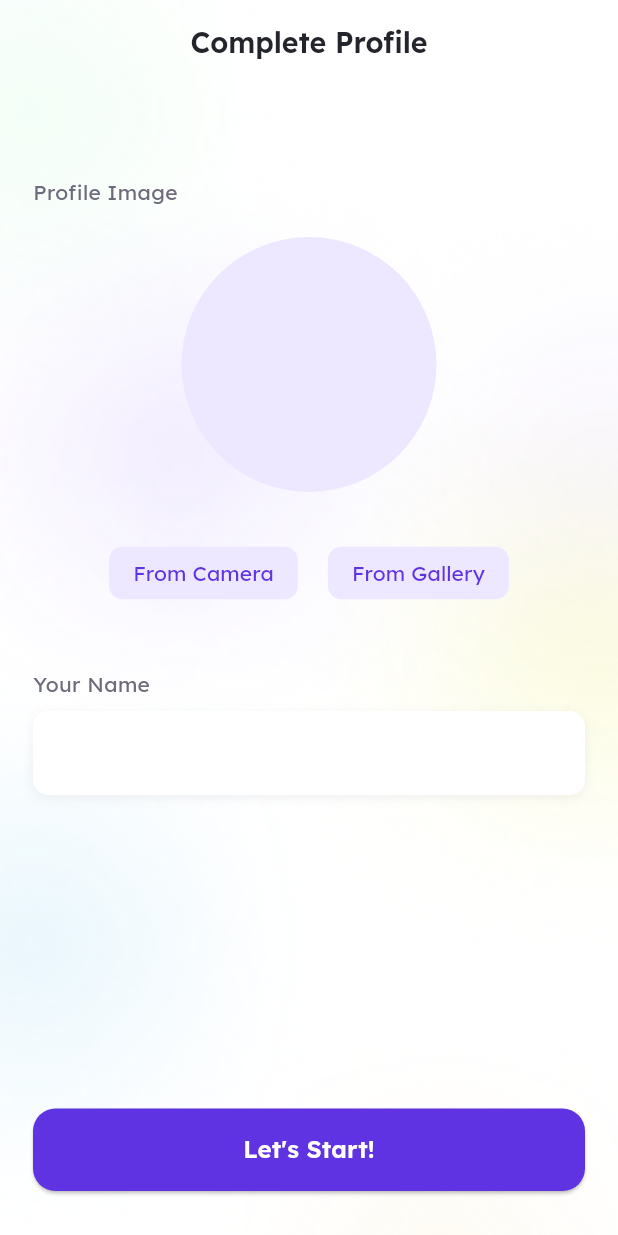
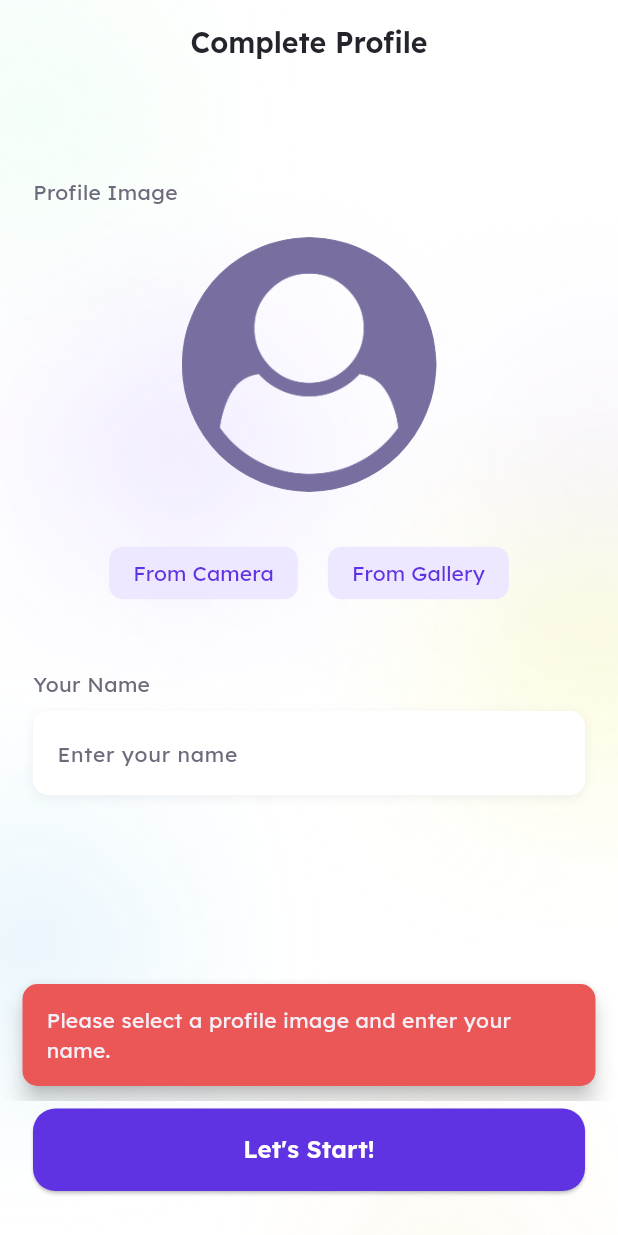
Before and after one commit to sohaib-khalifa/taskati, a Flutter app: the screen it shows after launch, after a tap on an icon or button, on a phone screen of 412 x 824 dp. Run offline on Flutter 3.47's test engine with Material 3 defaults, Android fonts, the light colour scheme and no system bars; our stand-ins replace flutter_svg, gap, image_picker, lottie.

Commit message:
feat: add image picker (camera/gallery), delete confirmation dialog, and form validation in CompleteProfileScreen

```diff
--- a/lib/features/complete_profile/complete_profile_screen.dart
+++ b/lib/features/complete_profile/complete_profile_screen.dart
@@ -1,10 +1,17 @@
+import 'dart:io';
+
 import 'package:flutter/material.dart';
 import 'package:gap/gap.dart';
+import 'package:image_picker/image_picker.dart';
+import 'package:taskati/core/constants/app_images.dart';
+import 'package:taskati/core/functions/navigations.dart';
 import 'package:taskati/core/styles/colors.dart';
 import 'package:taskati/core/styles/text_styles.dart';
+import 'package:taskati/core/widgets/custom_svg_picture.dart';
 import 'package:taskati/core/widgets/custom_text_form_field.dart';
 import 'package:taskati/core/widgets/main_button.dart';
 import 'package:taskati/core/widgets/tab_button.dart';
+import 'package:taskati/features/home/screens/home_screen.dart';
 
 class CompleteProfileScreen extends StatefulWidget {
   const CompleteProfileScreen({super.key});
@@ -14,6 +21,8 @@ class CompleteProfileScreen extends StatefulWidget {
 }
 
 class _CompleteProfileScreenState extends State<CompleteProfileScreen> {
+  String? path;
+  final TextEditingController controller = TextEditingController();
   @override
   Widget build(BuildContext context) {
     return Scaffold(
@@ -37,19 +46,104 @@ class _CompleteProfileScreenState extends State<CompleteProfileScreen> {
               Gap(20),
               Stack(
                 children: [
-                  CircleAvatar(
-                    radius: 85,
-                    backgroundColor: AppColors.accentColor,
+                  ClipOval(
+                    child: path != null
+                        ? Image.file(
+                            File(path!),
+                            height: 170,
+                            width: 170,
+                            fit: BoxFit.cover,
+                          )
+                        : Image.asset(
+                            AppImages.user,
+                            height: 170,
+                            width: 170,
+                            fit: BoxFit.cover,
+                          ),
                   ),
+                  if (path != null)
+                    Positioned(
+                      right: 5,
+                      bottom: 5,
+                      child: GestureDetector(
+                        onTap: () {
+                          // show Dialog for deleting
+                          showDialog(
+                            context: context,
+                            builder: (context) => AlertDialog(
+                              title: const Text('Delete Image'),
+                              backgroundColor: Colors.white,
+                              content: const Text(
+                                'Are you sure you want to delete this image?',
+                              ),
+                              actions: [
+                                TextButton(
+                                  child: const Text('Yes'),
+                                  onPressed: () {
+                                    setState(() {
+                                      path = null;
+                                    });
+                                    Navigator.pop(context);
+                                  },
+                                ),
+                                SimpleDialogOption(
+                                  child: const Text('No'),
+                                  onPressed: () {
+                                    Navigator.pop(context);
+                                  },
+                                ),
+                              ],
+                            ),
+                          );
+                        },
+
+                        // onTap: () {
+                        //   setState(() {
+                        //     path = null;
+                        //   });
+                        // },
+                        child: CircleAvatar(
+                          radius: 20,
+                          backgroundColor: AppColors.backgroundColor,
+                          child: CustomSvgPicture(path: AppImages.deleteSvg),
+                        ),
+                      ),
+                    ),
                 ],
               ),
               Gap(30),
               Row(
                 mainAxisAlignment: MainAxisAlignment.center,
                 children: [
-                  TabButton(text: 'From Camera', onPressed: () {}),
+                  TabButton(
+                    text: 'From Camera',
+                    onPressed: () async {
+                      var camera = await ImagePicker().pickImage(
+                        source: ImageSource.camera,
+                      );
+                      if (camera != null) {
+                        // Update UI or handle the picked image
+                        setState(() {
+                          path = camera.path;
+                        });
+                      }
+                    },
+                  ),
                   Gap(20),
-                  TabButton(text: 'From Gallery', onPressed: () {}),
+                  TabButton(
+                    text: 'From Gallery',
+                    onPressed: () async {
+                      var image = await ImagePicker().pickImage(
+                        source: ImageSource.gallery,
+                      );
+                      if (image != null) {
+                        // Update UI or handle the picked image
+                        setState(() {
+                          path = image.path;
+                        });
+                      }
+                    },
+                  ),
                 ],
               ),
               Gap(40),
@@ -64,14 +158,64 @@ class _CompleteProfileScreenState extends State<CompleteProfileScreen> {
                 ],
               ),
               Gap(8),
-              CustomTextFormField(),
+              CustomTextFormField(
+                hintText: 'Enter your name',
+                controller: controller,
+              ),
             ],
           ),
         ),
       ),
       bottomNavigationBar: Padding(
         padding: const EdgeInsets.fromLTRB(22, 5, 22, 30),
-        child: MainButton(text: 'Let\'s Start!', onPressed: () {}),
+        child: MainButton(
+          text: 'Let\'s Start!',
+          onPressed: () {
+            if (path != null && controller.text.isNotEmpty) {
+              // navigate to next screen
+              pushReplacement(context, HomeScreen());
+            } else if (path == null && controller.text.isNotEmpty) {
+              // showErrorDialog(context, 'select profile image');
+              ScaffoldMessenger.of(context).showSnackBar(
+                SnackBar(
+                  content: Text('Please select a profile image.'),
+
+                  backgroundColor: AppColors.redColor,
+                  behavior: SnackBarBehavior.floating,
+
+                  shape: RoundedRectangleBorder(
+                    borderRadius: BorderRadius.circular(10),
+                  ),
+                ),
+              );
+            } else if (path != null && controller.text.isEmpty) {
+              // showErrorDialog(context, 'enter your name');
+              ScaffoldMessenger.of(context).showSnackBar(
+                SnackBar(
+                  content: Text('Please enter your name.'),
+                  backgroundColor: AppColors.redColor,
+                  behavior: SnackBarBehavior.floating,
+                  shape: RoundedRectangleBorder(
+                    borderRadius: BorderRadius.circular(10),
+                  ),
+                ),
+              );
+            } else {
+              ScaffoldMessenger.of(context).showSnackBar(
+                SnackBar(
+                  content: Text(
+                    'Please select a profile image and enter your name.',
+                  ),
+                  backgroundColor: AppColors.redColor,
+                  behavior: SnackBarBehavior.floating,
+                  shape: RoundedRectangleBorder(
+                    borderRadius: BorderRadius.circular(10),
+                  ),
+                ),
+              );
+            }
+          },
+        ),
       ),
     );
   }
--- a/pubspec.yaml
+++ b/pubspec.yaml
@@ -34,6 +34,7 @@ dependencies:
   flutter_svg: ^2.2.3
   gap: ^3.0.1
   lottie: ^3.3.2
+  image_picker: ^1.2.1
 
 dev_dependencies:
   flutter_lints: ^6.0.0
```
Also changed, not shown: lib/features/home/screens/home_screen.dart (added, +13 -0 lines), pubspec.lock, 6 other files.
